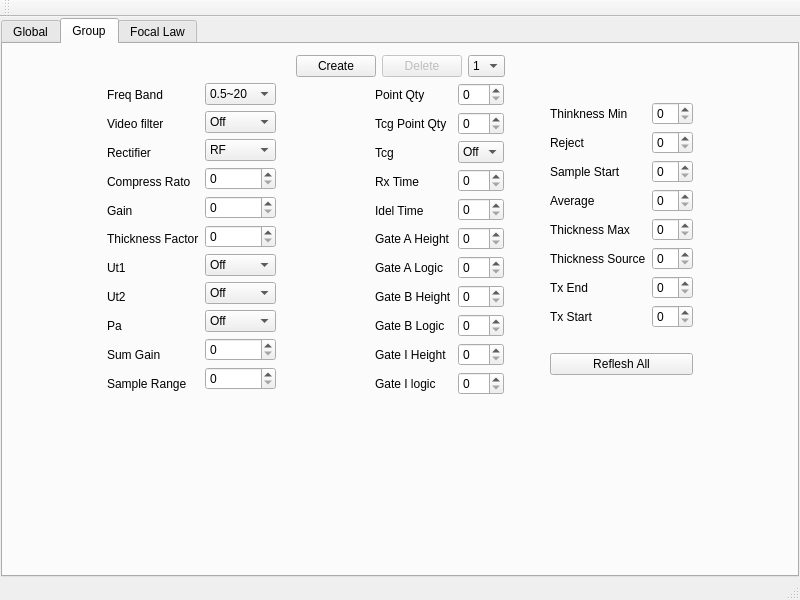
15903016222/Voice, file fpga/test_fpga/mainwindow.ui: the form before one commit.
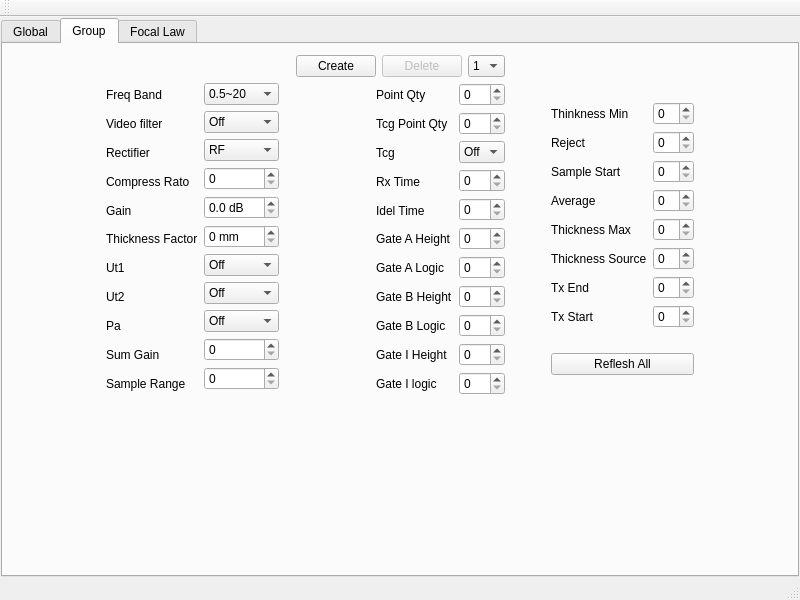
The form after the commit. The open tabs and pages were chosen to show the change.

```diff
--- a/fpga/test_fpga/mainwindow.ui
+++ b/fpga/test_fpga/mainwindow.ui
@@ -1573,10 +1573,24 @@
                <widget class="QSpinBox" name="spinBoxGroupCompressRato"/>
               </item>
               <item>
-               <widget class="QSpinBox" name="spinBoxGroupGain"/>
+               <widget class="QDoubleSpinBox" name="doubleSpinBoxGroupGain">
+                <property name="prefix">
+                 <string/>
+                </property>
+                <property name="suffix">
+                 <string> dB</string>
+                </property>
+                <property name="decimals">
+                 <number>1</number>
+                </property>
+               </widget>
               </item>
               <item>
-               <widget class="QSpinBox" name="spinBoxGroupThicknessFactor"/>
+               <widget class="QSpinBox" name="spinBoxGroupThicknessFactor">
+                <property name="suffix">
+                 <string> mm</string>
+                </property>
+               </widget>
               </item>
               <item>
                <widget class="QComboBox" name="comboBoxGroupUt1">
```
Left out of the diff: 29 changed lines with no effect on the pictures.
